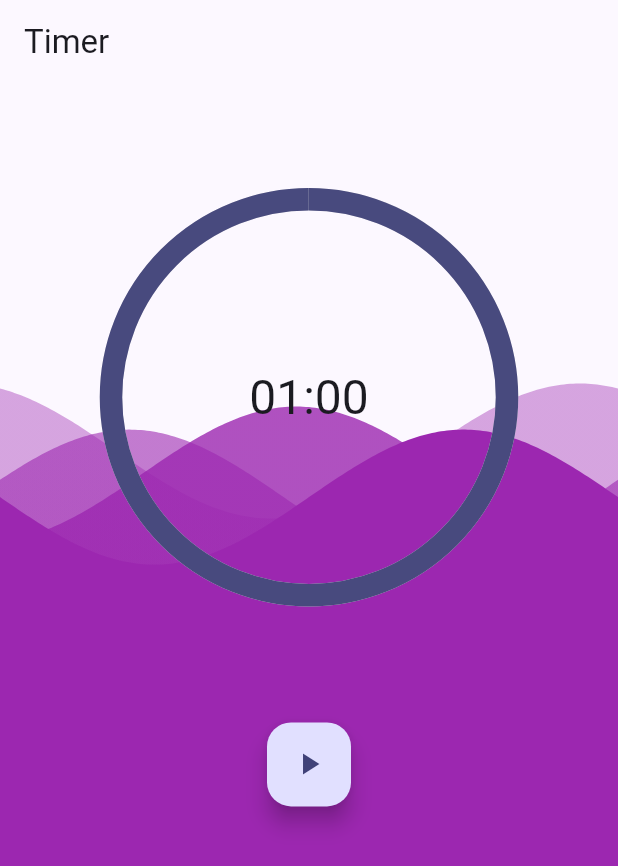
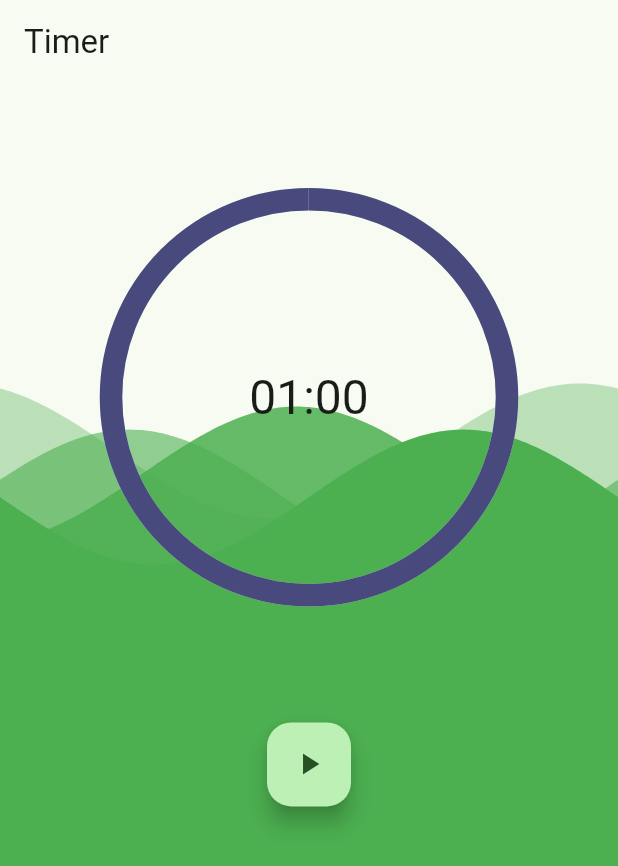
Before and after one commit to CesarLey/Practica-006-Cronometro, a Flutter app: the screen it shows after launch, on a phone screen of 412 x 824 dp. Shown: the top 866 px of the screen. Run offline on Flutter 3.47's test engine with Material 3 defaults, Android fonts, the phone set to English and light mode, and no system bars; drawn by our look-alikes of wave; our stand-ins replace audioplayers, bloc, dartz, equatable, flutter_bloc.

Commit message:
Apply project customizations: icon, splash, theme, README, gitignore

```diff
--- a/lib/core/theme/app_theme.dart
+++ b/lib/core/theme/app_theme.dart
@@ -6,7 +6,7 @@
   ThemeData getTheme() => ThemeData(
         useMaterial3: true,
         colorScheme: ColorScheme.fromSeed(
-          seedColor: const Color.fromRGBO(72, 74, 126, 1),
+          seedColor: const Color.fromRGBO(56, 142, 60, 1),
         ),
       );
 }
--- a/lib/features/timer/presentation/widgets/custom_waves.dart
+++ b/lib/features/timer/presentation/widgets/custom_waves.dart
@@ -13,20 +13,20 @@
       config: CustomConfig(
         gradients: [
           [
-            const Color.fromRGBO(156, 39, 176, 1),
-            const Color.fromRGBO(156, 39, 176, 1),
+            const Color.fromRGBO(76, 175, 80, 1),
+            const Color.fromRGBO(76, 175, 80, 1),
           ],
           [
-            const Color.fromRGBO(156, 39, 176, 0.8),
-            const Color.fromRGBO(156, 39, 176, 0.8),
+            const Color.fromRGBO(76, 175, 80, 0.85),
+            const Color.fromRGBO(76, 175, 80, 0.85),
           ],
           [
-            const Color.fromRGBO(156, 39, 176, 0.6),
-            const Color.fromRGBO(156, 39, 176, 0.6),
+            const Color.fromRGBO(76, 175, 80, 0.6),
+            const Color.fromRGBO(76, 175, 80, 0.6),
           ],
           [
-            const Color.fromRGBO(156, 39, 176, 0.4),
-            const Color.fromRGBO(156, 39, 176, 0.4),
+            const Color.fromRGBO(76, 175, 80, 0.35),
+            const Color.fromRGBO(76, 175, 80, 0.35),
           ],
         ],
         durations: [30000, 21000, 18000, 50000],
--- a/pubspec.yaml
+++ b/pubspec.yaml
@@ -69,7 +69,7 @@
   # To add assets to your application, add an assets section, like this:
   assets:
     - assets/audio/
-    - assets/icons8-alarm-clock-64.png
+    - assets/icono_app.png
 
   # An image asset can refer to one or more resolution-specific "variants", see
   # https://flutter.dev/to/resolution-aware-images
@@ -100,5 +100,5 @@
 flutter_launcher_icons:
   android: "launcher_icon"
   ios: true
-  image_path: "assets/icons8-alarm-clock-64.png"
+  image_path: "assets/icono_app.png"
   remove_alpha_ios: true
```
Also changed, not shown: assets/icono_app.png (added), assets/icons8-alarm-clock-64.png (deleted), assets/logo.png (deleted), 40 other files.
